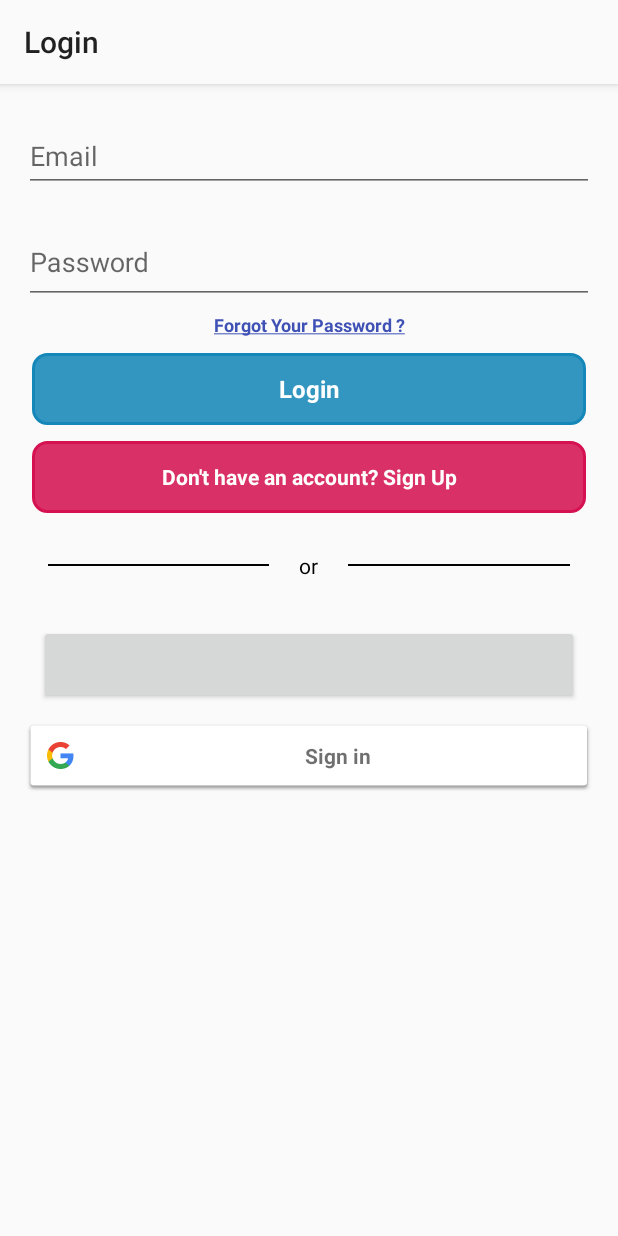
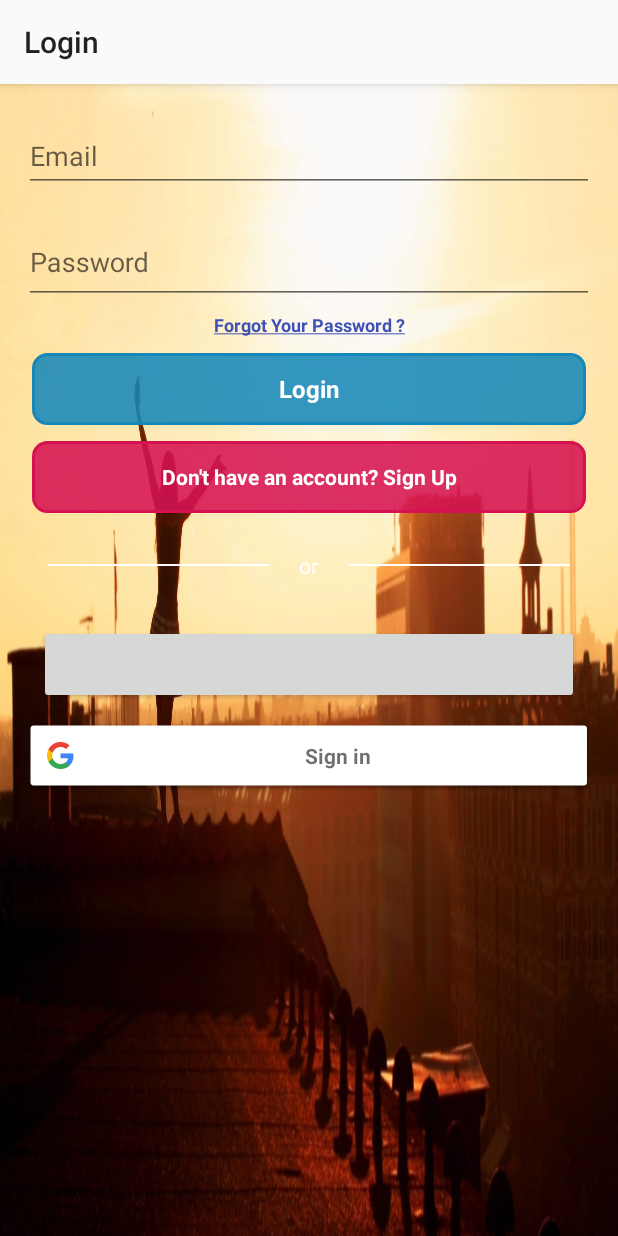
Before and after one commit to trioandianto/KS, an Android app: the LoginActivity screen opened directly, with no data from a screen before it, on a phone screen of 412 x 824 dp. Run offline under Robolectric (Android 15) with nearby library versions, the phone set to English and light mode, and no system bars; libraries missing offline, so code that uses them is left out: com.facebook, com.facebook.login; plain views replace LoginButton; 7 statements that could not run were skipped.

Commit message:
Add background for login

```diff
--- a/app/src/main/res/layout/activity_login.xml
+++ b/app/src/main/res/layout/activity_login.xml
@@ -9,6 +9,7 @@
     android:paddingLeft="@dimen/activity_horizontal_margin"
     android:paddingRight="@dimen/activity_horizontal_margin"
     android:paddingTop="@dimen/activity_vertical_margin"
+    android:background="@drawable/people_wallpaper"
     tools:context="com.kliksembuh.ks.LoginActivity">
 
     <!-- Stop auto focussing the EditText -->
@@ -159,7 +160,7 @@
                         android:layout_marginRight="10dp"
                         android:layout_margin="20dp"
                         android:text="or"
-                        android:textColor="#000000"/>
+                        android:textColor="#ffffff"/>
 
                     <View
                         android:layout_width="match_parent"
@@ -167,7 +168,7 @@
                         android:layout_centerVertical="true"
                         android:layout_marginLeft="16dp"
                         android:layout_toLeftOf="@id/tvText"
-                        android:background="#000000"
+                        android:background="#ffffff"
                         />
 
                     <View
@@ -176,7 +177,7 @@
                         android:layout_centerVertical="true"
                         android:layout_marginRight="16dp"
                         android:layout_toRightOf="@id/tvText"
-                        android:background="#000000"
+                        android:background="#ffffff"
                         />
 
                 </RelativeLayout>
```
